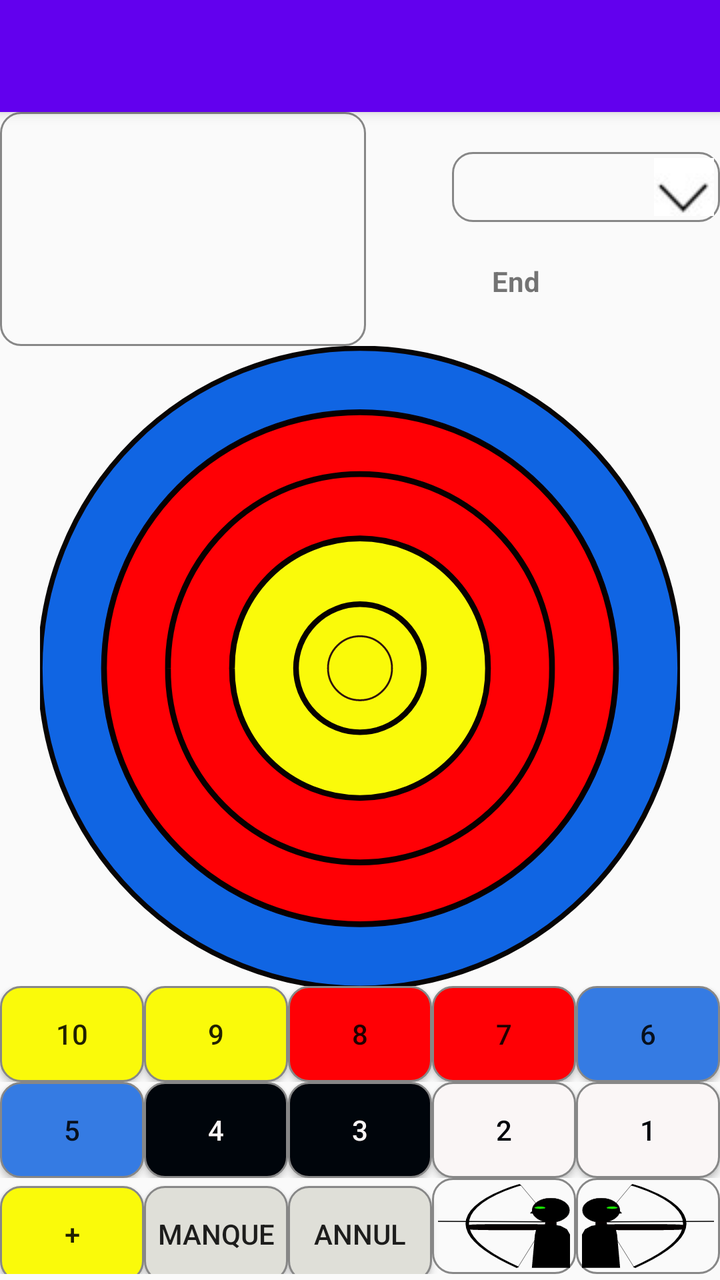
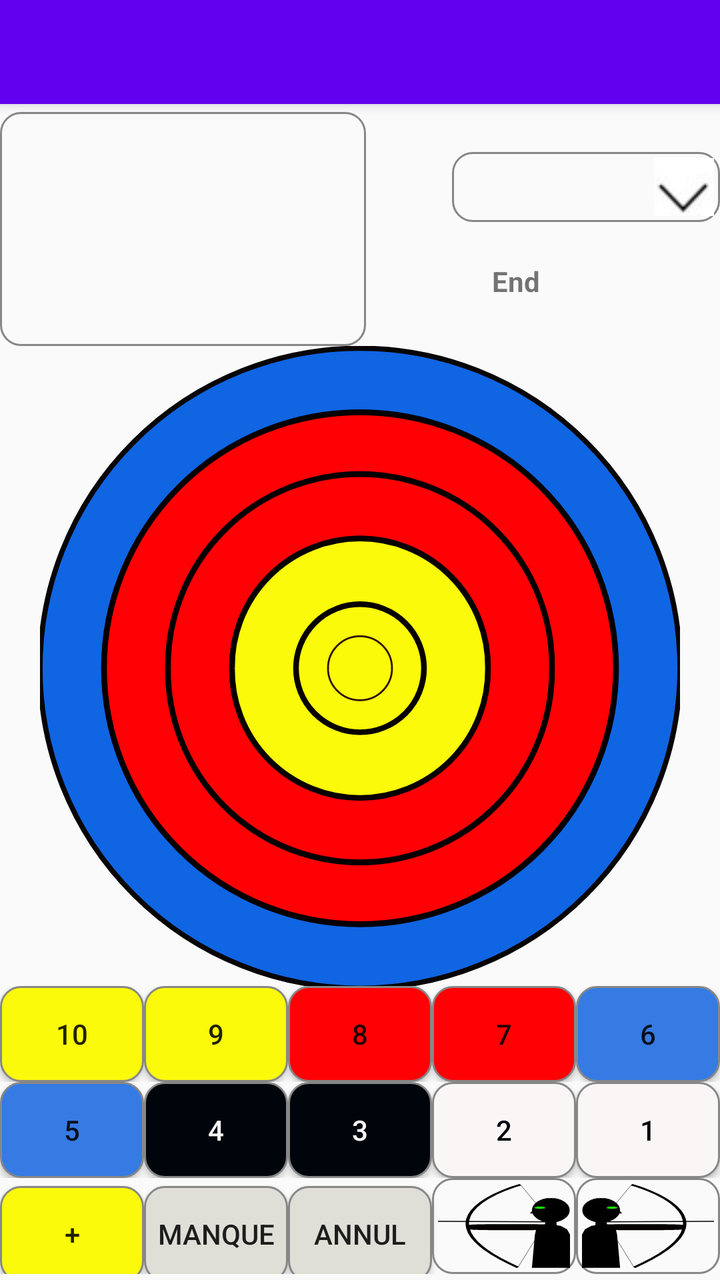

Compare the two renders of this Android layout. The source of the first and the diff that turns it into the second are given below.
<!-- AndroidManifest.xml: application theme AppTheme -->
<!-- res/layout/activity_main.xml -->
<?xml version="1.0" encoding="utf-8"?>
<androidx.coordinatorlayout.widget.CoordinatorLayout xmlns:android="http://schemas.android.com/apk/res/android"
    xmlns:app="http://schemas.android.com/apk/res-auto"
    xmlns:tools="http://schemas.android.com/tools"
    android:layout_width="match_parent"
    android:layout_height="match_parent"
    tools:context=".Activity_MainActivity">

    <com.google.android.material.appbar.AppBarLayout
        android:layout_width="match_parent"
        android:layout_height="wrap_content"
        android:theme="@style/AppTheme.AppBarOverlay">

        <androidx.appcompat.widget.Toolbar
            android:id="@+id/toolbar"
            android:layout_width="match_parent"
            android:layout_height="match_parent"
            android:background="?attr/colorPrimary"
            app:popupTheme="@style/AppTheme.PopupOverlay" />

    </com.google.android.material.appbar.AppBarLayout>

    <include layout="@layout/content_main" />

</androidx.coordinatorlayout.widget.CoordinatorLayout>
<!-- res/layout/content_main.xml (included above) -->
<?xml version="1.0" encoding="utf-8"?>
<androidx.constraintlayout.widget.ConstraintLayout xmlns:android="http://schemas.android.com/apk/res/android"
    xmlns:app="http://schemas.android.com/apk/res-auto"
    xmlns:tools="http://schemas.android.com/tools"
    android:layout_width="match_parent"
    android:layout_height="match_parent"
    tools:context=".Activity_MainActivity">


        <EditText
            android:id="@+id/result"
            android:layout_width="183dp"
            android:layout_height="0dp"
            android:layout_marginTop="56dp"
            android:layout_marginBottom="3dp"
            android:autofillHints=" "
            android:background="@drawable/it_style"
            android:ems="10"
            android:focusable="false"
            android:gravity="end"
            android:inputType="textMultiLine"
            android:labelFor="@id/result"
            android:textSize="12sp"
            android:textStyle="bold"
            app:layout_constraintStart_toStartOf="parent"
            app:layout_constraintTop_toTopOf="parent"
            app:layout_constraintBottom_toTopOf="@id/linearLayout"/>

        <TextView
            android:id="@+id/ArrowValue"
            android:layout_width="35dp"
            android:layout_height="35dp"
            android:layout_marginStart="4dp"
            android:layout_marginTop="20dp"
            android:background="@drawable/am_arrow_style"
            android:gravity="center"
            android:textAlignment="center"
            android:textSize="22sp"
            android:textStyle="bold"
            android:visibility="invisible"
            app:layout_constraintLeft_toRightOf="@id/result"
            app:layout_constraintTop_toTopOf="@id/result" />

        <Spinner
            android:id="@+id/archer"
            android:layout_width="0dp"
            android:layout_height="35dp"
            android:layout_marginStart="4dp"
            android:background="@drawable/it_style_spinner"
            android:text="@string/archer"
            android:textSize="14sp"
            app:layout_constraintBottom_toTopOf="@id/endNumber"
            app:layout_constraintEnd_toEndOf="parent"
            app:layout_constraintHorizontal_bias="0.428"
            app:layout_constraintStart_toEndOf="@id/ArrowValue"
            app:layout_constraintTop_toTopOf="@id/ArrowValue"
            app:layout_constraintVertical_bias="0.0" />

    <TextView
        android:id="@+id/textEnd"
        android:layout_width="wrap_content"
        android:layout_height="20dp"
        android:layout_marginStart="24dp"
        android:layout_marginTop="20dp"
        android:text="@string/End"
        android:textSize="14sp"
        android:textStyle="bold"
        app:layout_constraintStart_toEndOf="@+id/ArrowValue"
        app:layout_constraintTop_toBottomOf="@id/archer" />


    <TextView
        android:id="@+id/endNumber"
        android:layout_width="40dp"
        android:layout_height="23dp"
        android:layout_marginTop="20dp"
        android:layout_marginEnd="8dp"
        android:textAlignment="center"
        android:textSize="14sp"
        android:textStyle="bold"
        app:layout_constraintEnd_toEndOf="parent"
        app:layout_constraintHorizontal_bias="0.487"
        app:layout_constraintStart_toEndOf="@id/textEnd"
        app:layout_constraintTop_toBottomOf="@id/archer" />

    <LinearLayout
        android:id="@+id/linearLayout"
        android:layout_width="match_parent"
        android:layout_height="0dp"
        android:layout_marginBottom="3dp"
        android:layout_marginLeft="20dp"
        android:layout_marginRight="20dp"
        app:layout_constraintDimensionRatio="1"
        app:layout_constraintEnd_toEndOf="@id/linearLayout3"
        app:layout_constraintStart_toStartOf="@id/result"
        app:layout_constraintTop_toBottomOf="@id/result">

        <ImageView
            android:id="@+id/imageCible"
            android:layout_width="match_parent"
            android:layout_height="match_parent"
            android:background="@drawable/ic_cible"
            android:contentDescription="DessinCible"
            app:layout_constraintDimensionRatio="1"
            app:layout_constraintEnd_toEndOf="parent"
            app:layout_constraintTop_toBottomOf="parent"
            app:layout_constraintHorizontal_bias="0.0"/>
    </LinearLayout>


        <TableLayout
            android:layout_width="match_parent"
            android:layout_height="wrap_content"
            android:gravity="center"

            android:layout_marginBottom="3dp"
            android:layout_weight="1"
            android:id="@+id/linearLayout3"
            app:layout_constraintBottom_toBottomOf="parent"
            app:layout_constraintStart_toStartOf="parent"
            app:layout_constraintTop_toBottomOf="@id/linearLayout">

            <TableRow
                android:layout_width="match_parent"
                android:layout_height="match_parent"
                android:layout_rowWeight="1"
                android:layout_weight="1">


                <Button
                    android:id="@+id/button10"
                    android:layout_width="wrap_content"
                    android:layout_height="wrap_content"
                    android:layout_rowWeight="1"
                    android:layout_weight="1"
                    android:background="@drawable/am_buttonshape_yellow"
                    android:lineSpacingExtra="8sp"
                    android:text=" 10 " />

                <Button
                    android:id="@+id/button9"
                    android:layout_width="wrap_content"
                    android:layout_height="wrap_content"
                    android:layout_rowWeight="1"
                    android:layout_weight="1"
                    android:background="@drawable/am_buttonshape_yellow"
                    android:lineSpacingExtra="8sp"
                    android:text="  9  " />

                <Button
                    android:id="@+id/button8"
                    android:layout_width="wrap_content"
                    android:layout_height="wrap_content"
                    android:layout_rowWeight="1"
                    android:layout_weight="1"
                    android:background="@drawable/am_buttonshape_red"
                    android:text="  8  " />

                <Button
                    android:id="@+id/button7"
                    android:layout_width="wrap_content"
                    android:layout_height="wrap_content"
                    android:layout_rowWeight="1"
                    android:layout_weight="1"
                    android:background="@drawable/am_buttonshape_red"
                    android:text="  7  "
                    android:textSize="14sp" />

                <Button
                    android:id="@+id/button6"
                    android:layout_width="wrap_content"
                    android:layout_height="wrap_content"
                    android:layout_rowWeight="1"
                    android:layout_weight="1"
                    android:background="@drawable/am_buttonshape_blue"
                    android:text="  6  "
                    android:textSize="14sp" />
            </TableRow>

            <TableRow
                android:layout_width="match_parent"
                android:layout_height="match_parent"
                android:layout_rowWeight="1"
                android:layout_weight="1">

                <Button
                    android:id="@+id/button5"
                    android:layout_width="wrap_content"
                    android:layout_height="wrap_content"
                    android:layout_rowWeight="1"
                    android:layout_weight="1"
                    android:background="@drawable/am_buttonshape_blue"
                    android:text="  5  " />

                <Button
                    android:id="@+id/button4"
                    android:layout_width="wrap_content"
                    android:layout_height="wrap_content"
                    android:layout_rowWeight="1"
                    android:layout_weight="1"
                    android:background="@drawable/am_buttonshape_black"
                    android:text="  4  "
                    android:textColor="@color/BlancCible" />

                <Button
                    android:id="@+id/button3"
                    android:layout_width="wrap_content"
                    android:layout_height="wrap_content"
                    android:layout_rowWeight="1"
                    android:layout_weight="1"
                    android:background="@drawable/am_buttonshape_black"
                    android:text="  3  "
                    android:textColor="@color/BlancCible" />

                <Button
                    android:id="@+id/button2"
                    android:layout_width="wrap_content"
                    android:layout_height="wrap_content"
                    android:layout_rowWeight="1"
                    android:layout_weight="1"
                    android:background="@drawable/am_buttonshape_white"
                    android:text="  2  "
                    android:textColor="#00050B" />

                <Button
                    android:id="@+id/button1"
                    android:layout_width="wrap_content"
                    android:layout_height="wrap_content"
                    android:layout_rowWeight="1"
                    android:layout_weight="1"
                    android:background="@drawable/am_buttonshape_white"
                    android:text="  1  "
                    android:textColor="#00050B" />
            </TableRow>
            <TableRow
                android:layout_width="match_parent"
                android:layout_height="match_parent"
                android:layout_rowWeight="1"
                android:layout_weight="1">
                <Button
                    android:id="@+id/plus10"
                    android:layout_width="wrap_content"
                    android:layout_height="wrap_content"
                    android:layout_rowWeight="1"
                    android:layout_weight="1"
                    android:background="@drawable/am_buttonshape_yellow"
                    android:text="@string/Plus10" />
                <Button
                    android:id="@+id/Manque"
                    android:layout_width="wrap_content"
                    android:layout_height="wrap_content"
                    android:layout_rowWeight="1"
                    android:layout_weight="1"
                    android:background="@drawable/am_buttonshape_grey"
                    android:text="@string/am_bManque" />

                <Button
                    android:id="@+id/Annul"
                    android:layout_width="wrap_content"
                    android:layout_height="wrap_content"
                    android:layout_rowWeight="1"
                    android:layout_weight="1"
                    android:background="@drawable/am_buttonshape_grey"
                    android:text="@string/am_bAnnul" />

                <Button
                    android:id="@+id/bPreviousArcher"
                    android:layout_width="wrap_content"
                    android:layout_height="match_parent"
                    app:layout_constraintDimensionRatio="1"
                    android:layout_rowWeight="1"
                    android:layout_weight="1"
                    android:background="@drawable/am_buttonshape_previous_archer" />

                <Button
                    android:id="@+id/bNextArcher"
                    android:layout_width="wrap_content"
                    android:layout_height="match_parent"
                    android:background="@drawable/am_buttonshape_next_archer"
                    app:layout_constraintDimensionRatio="1"
                    android:layout_rowWeight="1"
                    android:layout_weight="1"
                    android:top="0dp" />

            </TableRow>
        </TableLayout>





</androidx.constraintlayout.widget.ConstraintLayout>
<!-- resources referenced by this layout -->
<resources>
  <color name="BlancCible">#FAF6F6</color>
  <!-- drawable am_arrow_style (drawable) -->
  <?xml version="1.0" encoding="utf-8"?>
  <shape xmlns:android="http://schemas.android.com/apk/res/android"
      android:shape="oval">
  
      <stroke
          android:width="1dp"
          android:color="#878787" />
  
  </shape>
  <!-- drawable am_buttonshape_grey (drawable) -->
  <?xml version="1.0" encoding="utf-8"?>
  <shape xmlns:android="http://schemas.android.com/apk/res/android"
      android:shape="rectangle">
      <corners android:radius="10dp" />
      <solid android:color="@color/GrisBP" />
  
      <padding
          android:bottom="3dp"
          android:left="3dp"
          android:right="3dp"
          android:top="3dp" />
  
      <size
          android:width="0dp"
          android:height="0dp" />
  
      <stroke
          android:width="1dp"
          android:color="#878787" />
  </shape>
  <!-- drawable it_style (drawable) -->
  <?xml version="1.0" encoding="utf-8"?>
  <shape xmlns:android="http://schemas.android.com/apk/res/android"
      android:shape="rectangle">
      <corners android:radius="10dp" />
      <padding
          android:bottom="3dp"
          android:left="3dp"
          android:right="3dp"
          android:top="3dp" />
  
      <size
          android:width="0dp"
          android:height="0dp"
          android:layout_marginStart="2dp"
          />
  
      <stroke
          android:width="1dp"
          android:color="#878787" />
  </shape>
  <string name="End">End</string>
  <string name="Plus10">+</string>
  <string name="am_bAnnul">Annul</string>
  <string name="am_bManque">Manque</string>
  <string name="archer">archer</string>
  <style name="AppTheme.AppBarOverlay" parent="ThemeOverlay.AppCompat.Dark.ActionBar" />
  <style name="AppTheme.PopupOverlay" parent="ThemeOverlay.AppCompat.Light" />
  <style name="AppTheme" parent="Theme.AppCompat.Light.DarkActionBar">
          
          <item name="colorPrimary">@color/colorPrimary</item>
          <item name="colorPrimaryDark">@color/colorPrimaryDark</item>
          <item name="colorAccent">@color/colorAccent</item>
      </style>
  <color name="NoirCible">#00050B</color>
  <color name="BleuCible">#357BE3</color>
  <color name="GrisBP">#DFDFD8</color>
  <!-- drawable archer_next (drawable) -->
  <?xml version="1.0" encoding="utf-8"?>
  <selector xmlns:android="http://schemas.android.com/apk/res/android">
  
      <item android:drawable="@drawable/archer1n" android:state_enabled="true" android:state_window_focused="false" />
      <item android:drawable="@drawable/archer2n" android:state_pressed="true" />
      <item android:drawable="@drawable/archer1n" android:state_focused="true" />
      <item android:drawable="@drawable/archer1n" android:state_enabled="true" />
  
  
  </selector>
  <!-- drawable archer_previous (drawable) -->
  <?xml version="1.0" encoding="utf-8"?>
  <selector xmlns:android="http://schemas.android.com/apk/res/android">
  
      <item android:drawable="@drawable/archer1p" android:state_enabled="true" android:state_window_focused="false" />
      <item android:drawable="@drawable/archer2p" android:state_pressed="true" />
      <item android:drawable="@drawable/archer1p" android:state_focused="true" />
      <item android:drawable="@drawable/archer1p" android:state_enabled="true" />
  
  </selector>
  <color name="RougeCible">#ff0005</color>
  <color name="JauneCible">#fafa0a</color>
  <color name="colorPrimary">#6200EE</color>
  <color name="colorPrimaryDark">#3700B3</color>
  <color name="colorAccent">#03DAC5</color>
  <!-- unchanged entries left out for length: 14 -->
</resources>

<!-- the commit's change to res/layout/activity_main.xml (unified diff, before → after) -->
@@ -4,6 +4,8 @@
     xmlns:tools="http://schemas.android.com/tools"
     android:layout_width="match_parent"
     android:layout_height="match_parent"
+    android:id="@+id/activity_main"
+
     tools:context=".Activity_MainActivity">
 
     <com.google.android.material.appbar.AppBarLayout
@@ -14,7 +16,7 @@
         <androidx.appcompat.widget.Toolbar
             android:id="@+id/toolbar"
             android:layout_width="match_parent"
-            android:layout_height="match_parent"
+            android:layout_height="52dp"
             android:background="?attr/colorPrimary"
             app:popupTheme="@style/AppTheme.PopupOverlay" />
 
@@ -314,5 +316,4 @@
 
 
 
-
 </androidx.constraintlayout.widget.ConstraintLayout>
